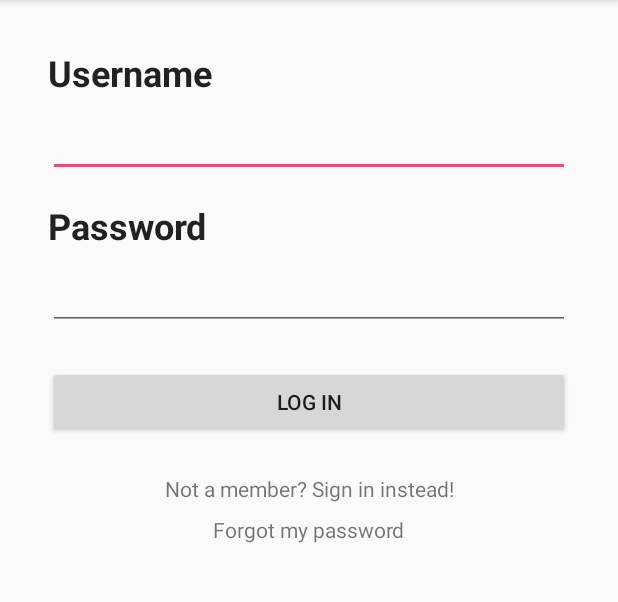
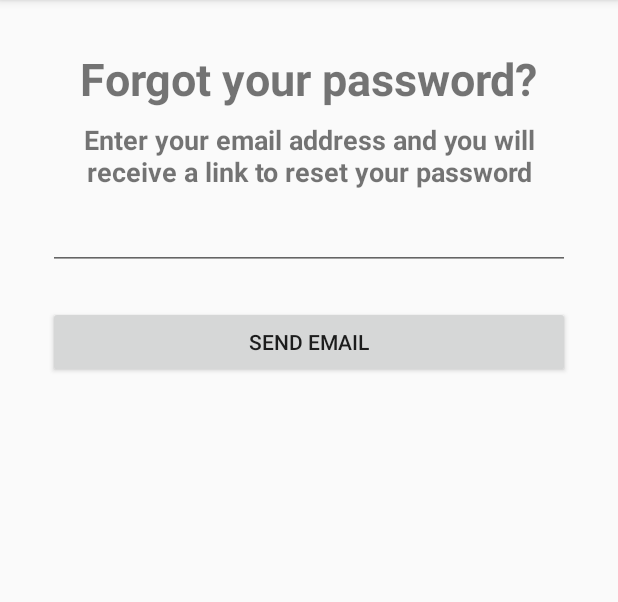
Before and after one commit to oojorgeoo89/QuizZz-Android, an Android app: the fragment LoginFragment placed in its activity, after a tap on "Forgot my password", on a phone screen of 412 x 824 dp, the part 84-686 px from its top. Run offline under Robolectric (Android 15) with nearby library versions, the phone set to English and light mode, and no system bars; our stand-ins replace RxJava; 3 statements that could not run were skipped.

Commit message:
Forgot password screen. Error handling.

```diff
--- a/app/src/main/java/rv/jorge/quizzz/screens/LoginFragment.java
+++ b/app/src/main/java/rv/jorge/quizzz/screens/LoginFragment.java
@@ -5,6 +5,7 @@ import android.app.Fragment;
 import android.content.Context;
 import android.os.Bundle;
 import android.support.annotation.Nullable;
+import android.util.Log;
 import android.view.LayoutInflater;
 import android.view.View;
 import android.view.ViewGroup;
@@ -15,9 +16,12 @@ import android.widget.Toast;
 
 import rv.jorge.quizzz.QuizApplication;
 import rv.jorge.quizzz.R;
+import rv.jorge.quizzz.screens.support.FragmentUmbrella;
 import rv.jorge.quizzz.service.UserService;
 
 public class LoginFragment extends Fragment {
+
+    private static final String TAG = "LoginFragment";
 
     EditText username;
     EditText password;
@@ -25,7 +29,7 @@ public class LoginFragment extends Fragment {
     TextView signIn;
     TextView forgotPassword;
 
-    SuccessfulLoginListener successfulLoginCallback;
+    private FragmentUmbrella fragmentUmbrella;
 
     @Override
     public View onCreateView(LayoutInflater inflater, ViewGroup container,
@@ -48,7 +52,7 @@ public class LoginFragment extends Fragment {
         submitLoginButton.setOnClickListener(v -> {
             userService.login(username.getText().toString(), password.getText().toString())
             .subscribe(user -> {
-                successfulLoginCallback.userHasLoggedIn();
+                Log.d(TAG, "Logged in successfully as " + user.getUsername());
             }, throwable -> {
                 Toast.makeText(getActivity(), getString(R.string.user_login_failed), Toast.LENGTH_LONG).show();
             });
@@ -59,7 +63,7 @@ public class LoginFragment extends Fragment {
         });
 
         forgotPassword.setOnClickListener(v -> {
-            Toast.makeText(getActivity(), "Forgot Password Screen not yet implemented", Toast.LENGTH_LONG).show();
+            fragmentUmbrella.addFragmentToStack(new ForgotPasswordFragment());
         });
     }
 
@@ -67,26 +71,24 @@ public class LoginFragment extends Fragment {
     @Override
     public void onAttach(Activity activity) {
         super.onAttach(activity);
-        checkParentActivity(activity);
+        if (activity instanceof FragmentUmbrella) {
+            fragmentUmbrella = (FragmentUmbrella) activity;
+        } else {
+            throw new RuntimeException(activity.toString()
+                    + " must implement SuccessfulLoginListener");
+        }
     }
 
     // For API >= 24
     @Override
     public void onAttach(Context context) {
         super.onAttach(context);
-        checkParentActivity(context);
-    }
-
-    private void checkParentActivity(Context context) {
-        if (context instanceof SuccessfulLoginListener) {
-            successfulLoginCallback = (SuccessfulLoginListener) context;
+        if (context instanceof FragmentUmbrella) {
+            fragmentUmbrella = (FragmentUmbrella) context;
         } else {
             throw new RuntimeException(context.toString()
                     + " must implement SuccessfulLoginListener");
         }
     }
 
-    public interface SuccessfulLoginListener {
-        void userHasLoggedIn();
-    }
 }
--- a/app/src/main/java/rv/jorge/quizzz/screens/MainActivity.java
+++ b/app/src/main/java/rv/jorge/quizzz/screens/MainActivity.java
@@ -17,12 +17,13 @@ import android.widget.TextView;
 
 import rv.jorge.quizzz.QuizApplication;
 import rv.jorge.quizzz.R;
+import rv.jorge.quizzz.screens.support.FragmentUmbrella;
 import rv.jorge.quizzz.service.UserService;
 
 public class MainActivity extends AppCompatActivity
         implements NavigationView.OnNavigationItemSelectedListener
         , SharedPreferences.OnSharedPreferenceChangeListener
-        , LoginFragment.SuccessfulLoginListener {
+        , FragmentUmbrella {
 
     private FragmentManager fragmentManager;
     private NavigationView navigationView;
@@ -98,6 +99,7 @@ public class MainActivity extends AppCompatActivity
     }
 
     private void swapFragment(Fragment fragment) {
+        fragmentManager.popBackStack(null, FragmentManager.POP_BACK_STACK_INCLUSIVE);
         FragmentTransaction fragmentTransaction = fragmentManager.beginTransaction();
         fragmentTransaction.replace(R.id.main_fragment, fragment);
         fragmentTransaction.commit();
@@ -108,6 +110,9 @@ public class MainActivity extends AppCompatActivity
         if (key.equals(getString(R.string.prefs_is_logged_in))) {
             boolean isLoggedIn = sharedPreferences.getBoolean(getString(R.string.prefs_is_logged_in), false);
             updateNavigationDrawer(isLoggedIn);
+            if (isLoggedIn) {
+                swapFragment(new HomeFragment());
+            }
         }
     }
 
@@ -129,7 +134,10 @@ public class MainActivity extends AppCompatActivity
     }
 
     @Override
-    public void userHasLoggedIn() {
-        swapFragment(new HomeFragment());
+    public void addFragmentToStack(Fragment newFragment) {
+        FragmentTransaction fragmentTransaction = fragmentManager.beginTransaction();
+        fragmentTransaction.replace(R.id.main_fragment, newFragment);
+        fragmentTransaction.addToBackStack(null);
+        fragmentTransaction.commit();
     }
 }
--- /dev/null
+++ b/app/src/main/java/rv/jorge/quizzz/screens/support/FragmentUmbrella.java
@@ -0,0 +1,11 @@
+package rv.jorge.quizzz.screens.support;
+
+import android.app.Fragment;
+
+/**
+ * Created by jorgerodriguez on 05/01/18.
+ */
+
+public interface FragmentUmbrella {
+    void addFragmentToStack(Fragment newFragment);
+}
--- a/app/src/main/java/rv/jorge/quizzz/service/QuizService.java
+++ b/app/src/main/java/rv/jorge/quizzz/service/QuizService.java
@@ -5,6 +5,7 @@ import java.util.List;
 import io.reactivex.Observable;
 import io.reactivex.android.schedulers.AndroidSchedulers;
 import io.reactivex.schedulers.Schedulers;
+import retrofit2.Response;
 import rv.jorge.quizzz.model.Quiz;
 import rv.jorge.quizzz.model.support.Page;
 import rv.jorge.quizzz.service.retrofit.QuizRetrofitService;
@@ -21,7 +22,7 @@ public class QuizService {
         this.quizRetrofitService = quizRetrofitService;
     }
 
-    public Observable<Quiz> createQuiz(String name, String description) {
+    public Observable<Response<Quiz>> createQuiz(String name, String description) {
         return quizRetrofitService.createQuiz(name, description)
                 .subscribeOn(Schedulers.io())
                 .observeOn(AndroidSchedulers.mainThread());
--- a/app/src/main/java/rv/jorge/quizzz/service/retrofit/QuizRetrofitService.java
+++ b/app/src/main/java/rv/jorge/quizzz/service/retrofit/QuizRetrofitService.java
@@ -1,6 +1,7 @@
 package rv.jorge.quizzz.service.retrofit;
 
 import io.reactivex.Observable;
+import retrofit2.Response;
 import retrofit2.http.Field;
 import retrofit2.http.FormUrlEncoded;
 import retrofit2.http.GET;
@@ -17,7 +18,7 @@ import rv.jorge.quizzz.model.support.Page;
 public interface QuizRetrofitService {
 
     @GET(RetrofitService.URL_PREFIX + "/quizzes/{quiz_id}")
-    Observable<Quiz> getQuiz(@Path("quiz_id") long quizId);
+    Observable<Response<Quiz>> getQuiz(@Path("quiz_id") long quizId);
 
     @GET(RetrofitService.URL_PREFIX + "/users/{user_id}/quizzes")
     Observable<Page<Quiz>> getMyQuizzes(@Path("user_id") long userId, @Query("page") int page);
@@ -27,5 +28,5 @@ public interface QuizRetrofitService {
 
     @FormUrlEncoded
     @POST(RetrofitService.URL_PREFIX + "/quizzes")
-    Observable<Quiz> createQuiz(@Field("name") String name, @Field("Description") String description);
+    Observable<Response<Quiz>> createQuiz(@Field("name") String name, @Field("Description") String description);
 }
--- a/app/src/main/java/rv/jorge/quizzz/service/retrofit/UserRetrofitService.java
+++ b/app/src/main/java/rv/jorge/quizzz/service/retrofit/UserRetrofitService.java
@@ -1,7 +1,9 @@
 package rv.jorge.quizzz.service.retrofit;
 
 import io.reactivex.Observable;
+import retrofit2.Response;
 import retrofit2.http.GET;
+import retrofit2.http.Query;
 import rv.jorge.quizzz.model.User;
 
 /**
@@ -11,4 +13,7 @@ import rv.jorge.quizzz.model.User;
 public interface UserRetrofitService {
     @GET(RetrofitService.URL_PREFIX + "/users/login")
     Observable<User> login();
+
+    @GET(RetrofitService.URL_PREFIX + "/users/forgotPassword")
+    Observable<Response<User>> forgotMyPassword(@Query("email") String email);
 }
--- a/app/src/main/res/layout/fragment_forgot_password.xml
+++ b/app/src/main/res/layout/fragment_forgot_password.xml
@@ -13,7 +13,6 @@
         android:layout_marginStart="8dp"
         android:layout_marginTop="24dp"
         android:text="@string/forgot_password_label_title"
-        android:textAppearance="@android:style/TextAppearance.Material"
         android:textSize="30sp"
         android:textStyle="bold"
         app:layout_constraintEnd_toEndOf="parent"
@@ -29,7 +28,6 @@
         android:layout_marginTop="8dp"
         android:text="@string/forgot_password_label_subtitle"
         android:textAlignment="center"
-        android:textAppearance="@android:style/TextAppearance.Material"
         android:textSize="18sp"
         android:textStyle="bold"
         app:layout_constraintEnd_toEndOf="parent"
--- a/app/src/main/res/layout/fragment_login.xml
+++ b/app/src/main/res/layout/fragment_login.xml
@@ -12,7 +12,6 @@
         android:layout_marginStart="24dp"
         android:layout_marginTop="24dp"
         android:text="@string/username_label"
-        android:textAppearance="@android:style/TextAppearance.Material"
         android:textSize="24sp"
         android:textStyle="bold"
         app:layout_constraintStart_toStartOf="parent"
@@ -34,7 +33,6 @@
         android:layout_height="wrap_content"
         android:layout_marginTop="16dp"
         android:text="@string/password_label"
-        android:textAppearance="@android:style/TextAppearance.Material"
         android:textSize="24sp"
         android:textStyle="bold"
         app:layout_constraintStart_toStartOf="@id/username"
--- /dev/null
+++ b/app/src/main/res/values/ids.xml
@@ -0,0 +1,4 @@
+<?xml version="1.0" encoding="utf-8"?>
+<resources>
+    <item name="general_failure" type="id">Unknown error</item>
+</resources>
--- a/app/src/main/res/values/strings.xml
+++ b/app/src/main/res/values/strings.xml
@@ -14,10 +14,18 @@
     <string name="username_label">Username</string>
     <string name="password_label">Password</string>
     <string name="login_submit">Log in</string>
+    <string name="load_quizzes_error">An error occurred while loading the quizzes, please try again</string>
     <string name="navigation_drawer_default_username">Welcome to QuizZz!</string>
     <string name="user_login_failed">Login failed</string>
     <string name="sign_in_from_login">Not a member? Sign in instead!</string>
+
     <string name="forgot_password">Forgot my password</string>
+    <string name="forgot_password_label_title">Forgot your password?</string>
+    <string name="forgot_password_label_subtitle">Enter your email address and you will receive a link to reset your password</string>
+    <string name="forgot_password_submit">Send email</string>
+    <string name="forgot_password_success">You should soon receive an email with the instructions on how to reset your password</string>
+    <string name="forgot_password_faiulre">The request failed</string>
+    <string name="forgot_password_user_not_exist">The user doesn\'t exist</string>
 
     <!-- Prefs Strings -->
     <string name="prefs_is_logged_in">IsLoggedIn</string>
@@ -26,13 +34,8 @@
     <string name="prefs_username">Username</string>
     <string name="prefs_email">Email</string>
     <string name="toolbar_title">QuizZz</string>
-
-    <!-- TODO: Remove or change this placeholder text -->
-    <string name="hello_blank_fragment">Hello blank fragment</string>
-    <string name="forgot_password_label_title">Forgot your password?</string>
-    <string name="forgot_password_label_subtitle">Enter your email address and you will receive a link to reset your password</string>
-    <string name="forgot_password_submit">Send email</string>
-    <string name="load_quizzes_error">An error occurred while loading the quizzes, please try again</string>
+    <string name="saved_quiz">Quiz saved</string>
+    <string name="general_failure">Unkown error</string>
 
 
 </resources>
```
Also changed, not shown: app/src/main/java/rv/jorge/quizzz/screens/EditQuiz.java (+10 -3 lines), app/src/main/java/rv/jorge/quizzz/screens/ForgotPasswordFragment.java (+35 -85 lines), app/src/main/java/rv/jorge/quizzz/service/UserService.java (+7 -0 lines), app/src/main/java/rv/jorge/quizzz/service/support/HttpConstants.java (added, +11 -0 lines).
